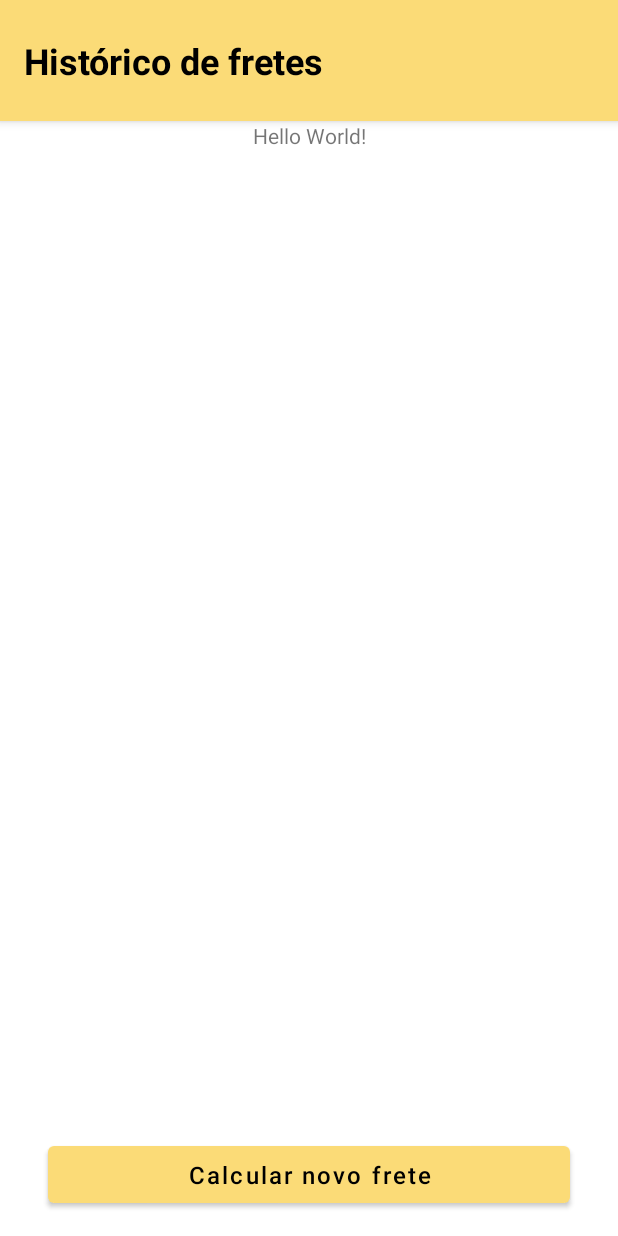
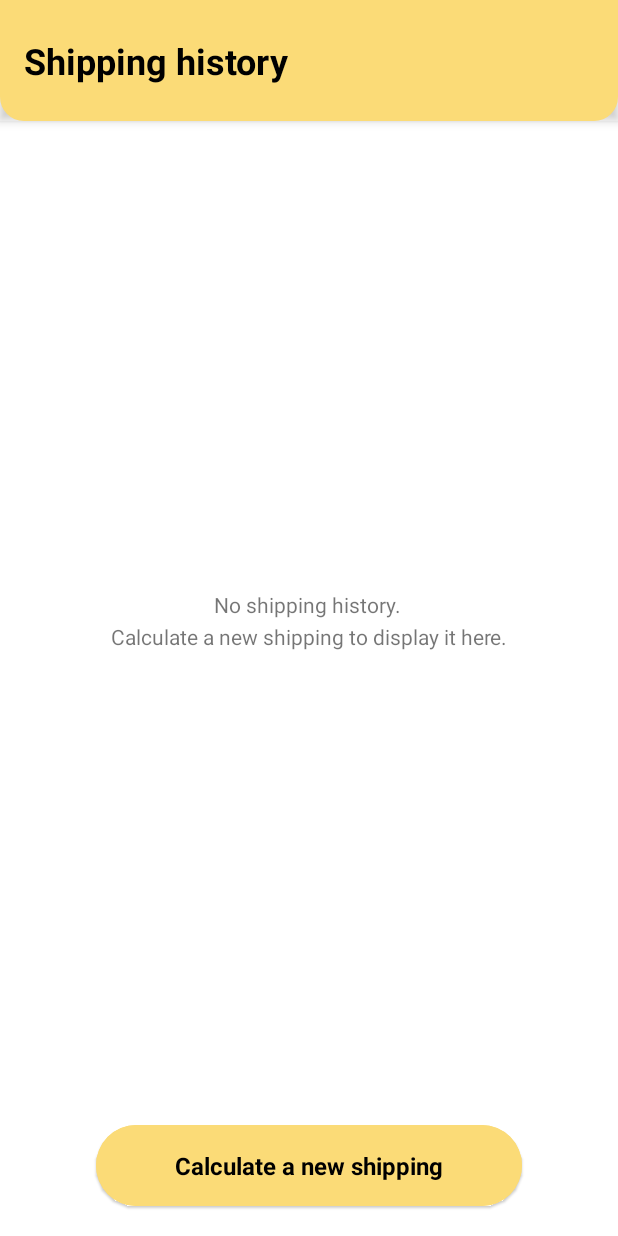
Before and after one commit to thiaagodev/TruckPad-Test, an Android app: the layout activity_main.xml on its own in the app's theme, with its tools: preview values and no code run, on a phone screen of 412 x 824 dp. Run offline under Robolectric (Android 15) with nearby library versions, the phone set to English and light mode, and no system bars.

Commit message:
main activity adjustments

```diff
--- a/app/build.gradle
+++ b/app/build.gradle
@@ -29,6 +29,10 @@ android {
     kotlinOptions {
         jvmTarget = '1.8'
     }
+
+    buildFeatures {
+        viewBinding true
+    }
 }
 
 dependencies {
--- a/app/src/main/java/com/thiaagodev/truckpad/MainActivity.kt
+++ b/app/src/main/java/com/thiaagodev/truckpad/MainActivity.kt
@@ -2,10 +2,20 @@ package com.thiaagodev.truckpad
 
 import androidx.appcompat.app.AppCompatActivity
 import android.os.Bundle
+import com.thiaagodev.truckpad.databinding.ActivityMainBinding
 
 class MainActivity : AppCompatActivity() {
+
+    private lateinit var binding: ActivityMainBinding
+
     override fun onCreate(savedInstanceState: Bundle?) {
         super.onCreate(savedInstanceState)
-        setContentView(R.layout.activity_main)
+
+        binding = ActivityMainBinding.inflate(layoutInflater)
+
+        setContentView(binding.root)
+
+        setSupportActionBar(binding.toolbar)
+        supportActionBar?.setDisplayShowTitleEnabled(false)
     }
 }
--- /dev/null
+++ b/app/src/main/res/drawable/toolbar_corners.xml
@@ -0,0 +1,9 @@
+<?xml version="1.0" encoding="utf-8"?>
+<shape xmlns:android="http://schemas.android.com/apk/res/android"
+    android:shape="rectangle">
+
+    <corners
+        android:bottomLeftRadius="16dp"
+        android:bottomRightRadius="16dp" />
+
+</shape>
--- a/app/src/main/res/layout/activity_main.xml
+++ b/app/src/main/res/layout/activity_main.xml
@@ -7,22 +7,25 @@
     tools:context=".MainActivity">
 
     <com.google.android.material.appbar.AppBarLayout
-        android:id="@+id/toolbar"
+        android:id="@+id/appbar_layout"
         android:layout_width="match_parent"
         android:layout_height="wrap_content"
+        android:background="@drawable/toolbar_corners"
+        android:backgroundTint="?attr/colorPrimary"
         app:layout_constraintEnd_toEndOf="parent"
         app:layout_constraintStart_toStartOf="parent"
         app:layout_constraintTop_toTopOf="parent">
 
         <androidx.appcompat.widget.Toolbar
+            android:id="@+id/toolbar"
             android:layout_width="match_parent"
             android:layout_height="wrap_content"
             android:padding="24dp">
 
-            <TextView
+            <androidx.appcompat.widget.AppCompatTextView
                 android:layout_width="wrap_content"
                 android:layout_height="wrap_content"
-                android:text="Histórico de fretes"
+                android:text="@string/shipping_history"
                 android:textColor="@color/black"
                 android:textSize="24sp"
                 android:textStyle="bold" />
@@ -34,29 +37,41 @@
     <androidx.appcompat.widget.AppCompatTextView
         android:layout_width="wrap_content"
         android:layout_height="wrap_content"
-        android:text="Hello World!"
+        android:lineSpacingExtra="5dp"
+        android:padding="16dp"
+        android:text="@string/text_no_history"
+        android:textAlignment="center"
+        android:visibility="invisible"
+        app:layout_constraintBottom_toTopOf="@+id/button_calc_new_shipping"
         app:layout_constraintEnd_toEndOf="parent"
         app:layout_constraintStart_toStartOf="parent"
-        app:layout_constraintTop_toBottomOf="@+id/toolbar" />
+        app:layout_constraintTop_toBottomOf="@+id/appbar_layout"
+        tools:visibility="visible" />
 
 
     <androidx.recyclerview.widget.RecyclerView
         android:layout_width="match_parent"
-        android:layout_height="wrap_content"
+        android:layout_height="0dp"
+        android:layout_marginTop="64dp"
+        android:layout_marginBottom="8dp"
+        android:padding="8dp"
         app:layout_constraintBottom_toTopOf="@+id/button_calc_new_shipping"
-        app:layout_constraintTop_toBottomOf="@+id/toolbar" />
+        app:layout_constraintTop_toBottomOf="@+id/appbar_layout" />
+
 
     <Button
         android:id="@+id/button_calc_new_shipping"
+        style="@style/Widget.Material3.Button.ElevatedButton"
         android:layout_width="match_parent"
         android:layout_height="wrap_content"
-        android:layout_marginHorizontal="32dp"
+        android:layout_marginHorizontal="64dp"
         android:layout_marginVertical="16dp"
-        android:padding="8dp"
-        android:text="Calcular novo frete"
-        android:textAllCaps="false"
+        android:backgroundTint="?attr/colorPrimary"
+        android:padding="16dp"
+        android:text="@string/calc_new_shipping"
         android:textColor="@color/black"
         android:textSize="16sp"
+        android:textStyle="bold"
         app:layout_constraintBottom_toBottomOf="parent"
         app:layout_constraintEnd_toEndOf="parent"
         app:layout_constraintStart_toStartOf="parent" />
--- a/app/src/main/res/values-night/themes.xml
+++ b/app/src/main/res/values-night/themes.xml
@@ -1,6 +1,6 @@
 <resources xmlns:tools="http://schemas.android.com/tools">
     <!-- Base application theme. -->
-    <style name="Theme.TruckPad" parent="Theme.MaterialComponents.DayNight.DarkActionBar">
+    <style name="Theme.TruckPad" parent="Theme.MaterialComponents.DayNight.NoActionBar">
         <!-- Primary brand color. -->
         <item name="colorPrimary">@color/purple_200</item>
         <item name="colorPrimaryVariant">@color/purple_700</item>
@@ -10,7 +10,7 @@
         <item name="colorSecondaryVariant">@color/teal_200</item>
         <item name="colorOnSecondary">@color/black</item>
         <!-- Status bar color. -->
-        <item name="android:statusBarColor" tools:targetApi="l">?attr/colorPrimaryVariant</item>
+        <item name="android:statusBarColor" tools:targetApi="l">?attr/colorPrimary</item>
         <!-- Customize your theme here. -->
     </style>
 </resources>
--- a/app/src/main/res/values/strings.xml
+++ b/app/src/main/res/values/strings.xml
@@ -1,3 +1,6 @@
 <resources>
     <string name="app_name">TruckPad</string>
+    <string name="text_no_history">No shipping history. \nCalculate a new shipping to display it here.</string>
+    <string name="shipping_history">Shipping history</string>
+    <string name="calc_new_shipping">Calculate a new shipping</string>
 </resources>
--- a/app/src/main/res/values/themes.xml
+++ b/app/src/main/res/values/themes.xml
@@ -1,6 +1,6 @@
 <resources xmlns:tools="http://schemas.android.com/tools">
     <!-- Base application theme. -->
-    <style name="Theme.TruckPad" parent="Theme.MaterialComponents.DayNight.DarkActionBar">
+    <style name="Theme.TruckPad" parent="Theme.MaterialComponents.DayNight.NoActionBar">
         <!-- Primary brand color. -->
         <item name="colorPrimary">@color/yellow</item>
         <item name="colorPrimaryVariant">@color/purple_700</item>
@@ -10,7 +10,7 @@
         <item name="colorSecondaryVariant">@color/teal_700</item>
         <item name="colorOnSecondary">@color/black</item>
         <!-- Status bar color. -->
-        <item name="android:statusBarColor" tools:targetApi="l">?attr/colorPrimaryVariant</item>
+        <item name="android:statusBarColor" tools:targetApi="l">?attr/colorPrimary</item>
         <!-- Customize your theme here. -->
     </style>
 </resources>
```
Also changed, not shown: 1 other file.
